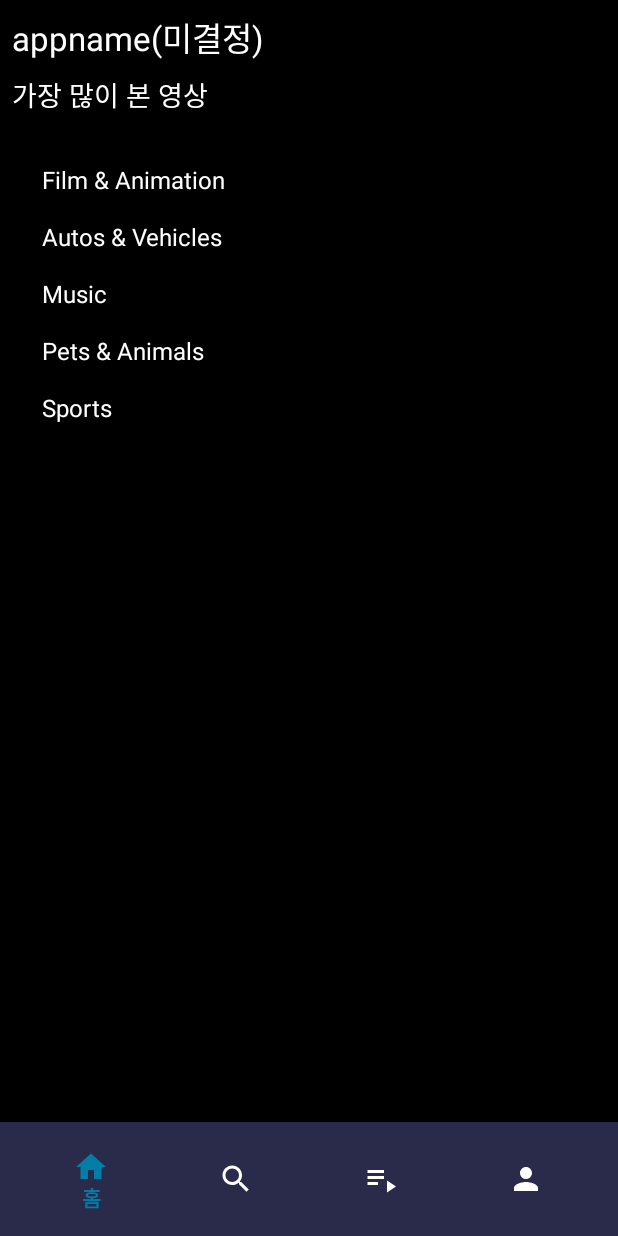
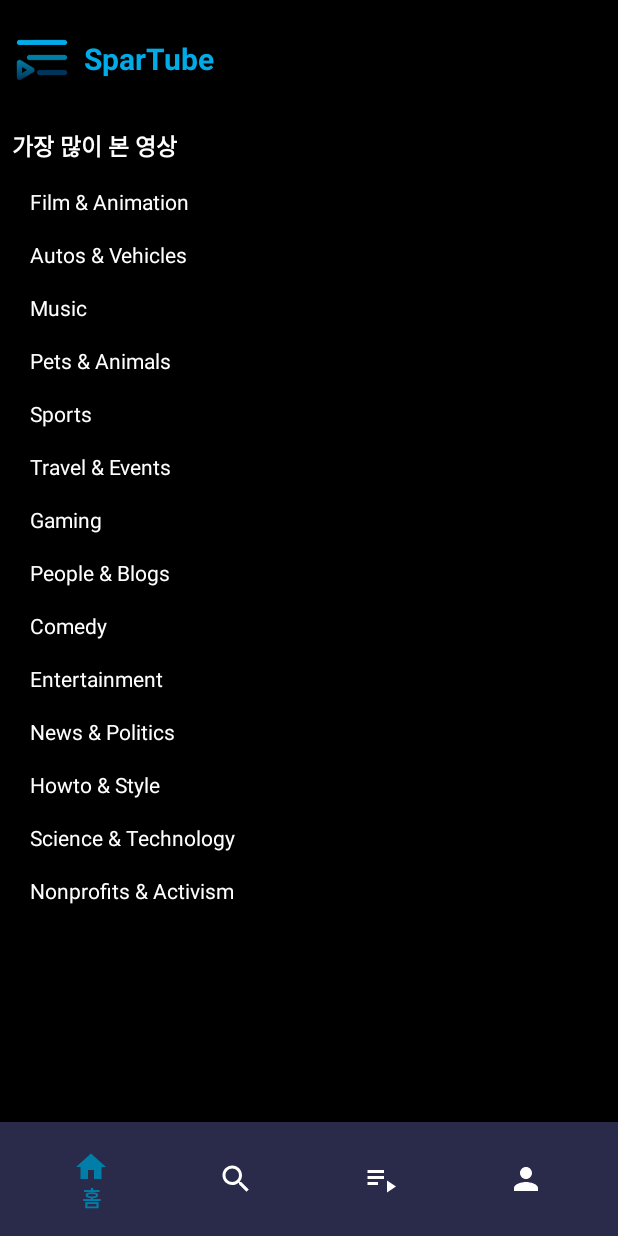
Before and after one commit to wjsghk7664/YoutubeProject, an Android app: the HomeFragment screen opened directly, with no data from a screen before it, after a tap on "Music", on a phone screen of 412 x 824 dp. Run offline under Robolectric (Android 15) with nearby library versions, the phone set to English and light mode, and no system bars; our stand-ins replace Dagger/Hilt's generated code; pictures from the network do not load; 4 statements that could not run were skipped.

Commit message:
feat. modfiy homefragment

```diff
--- a/app/src/main/java/com/example/youtubeproject/presentation/ui/fragment/HomeFragment.kt
+++ b/app/src/main/java/com/example/youtubeproject/presentation/ui/fragment/HomeFragment.kt
@@ -98,6 +98,15 @@ class HomeFragment : Fragment() {
             "10" to "Music",
             "15" to "Pets & Animals",
             "17" to "Sports",
+            "19" to "Travel & Events",
+            "20" to "Gaming",
+            "22" to "People & Blogs",
+            "23" to "Comedy",
+            "24" to "Entertainment",
+            "25" to "News & Politics",
+            "26" to "Howto & Style",
+            "28" to "Science & Technology",
+            "29" to "Nonprofits & Activism"
         )
 
         val categoryNames = categories.map { it.second }
@@ -110,8 +119,14 @@ class HomeFragment : Fragment() {
             binding.categorySpinner.setSelection(defaultPosition)
         }
 
-        binding.categorySpinner.onItemSelectedListener = object : AdapterView.OnItemSelectedListener {
-            override fun onItemSelected(parent: AdapterView<*>, view: View?, position: Int, id: Long) {
+        binding.categorySpinner.onItemSelectedListener =
+            object : AdapterView.OnItemSelectedListener {
+                override fun onItemSelected(
+                    parent: AdapterView<*>,
+                    view: View?,
+                    position: Int,
+                    id: Long
+                ) {
                     val categoryId = categories[position].first
                     homeViewModel.loadCategoryVideos(categoryId)
                 }
--- a/app/src/main/res/layout/fragment_home.xml
+++ b/app/src/main/res/layout/fragment_home.xml
@@ -7,56 +7,71 @@
     android:background="@android:color/black"
     tools:context=".presentation.ui.fragment.HomeFragment">
 
+
     <TextView
-        android:id="@+id/for_appname_space"
-        android:layout_width="wrap_content"
-        android:layout_height="wrap_content"
+        android:id="@+id/app_logo"
+        android:layout_width="40dp"
+        android:layout_height="40dp"
         android:layout_marginStart="8dp"
-        android:layout_marginTop="8dp"
-        android:text="appname(미결정)"
+        android:layout_marginTop="20dp"
+        android:background="@drawable/logo"
         android:textColor="@android:color/white"
         android:textSize="22sp"
         app:layout_constraintStart_toStartOf="parent"
         app:layout_constraintTop_toTopOf="parent" />
 
     <TextView
+        android:layout_width="wrap_content"
+        android:layout_height="wrap_content"
+        android:text="SparTube"
+        android:textSize="20sp"
+        android:textStyle="bold"
+        android:layout_marginStart="8dp"
+        android:layout_marginTop="25dp"
+
+        android:textColor="@color/button_unselected"
+        app:layout_constraintTop_toTopOf="parent"
+        app:layout_constraintStart_toEndOf="@id/app_logo"></TextView>
+
+
+    <TextView
         android:id="@+id/popular_videos"
         android:layout_width="wrap_content"
         android:layout_height="wrap_content"
         android:layout_marginStart="8dp"
-        android:layout_marginTop="8dp"
+        android:layout_marginTop="25dp"
         android:text="@string/popular_videos"
         android:textColor="@android:color/white"
-        android:textSize="18sp"
+        android:textSize="15sp"
+        android:textStyle="bold"
         app:layout_constraintStart_toStartOf="parent"
-        app:layout_constraintTop_toBottomOf="@id/for_appname_space" />
+        app:layout_constraintTop_toBottomOf="@id/app_logo" />
 
     <androidx.recyclerview.widget.RecyclerView
         android:id="@+id/popular_videos_recycler_view"
         android:layout_width="0dp"
         android:layout_height="wrap_content"
         android:clipToPadding="false"
-        android:padding="8dp"
         app:layout_constraintEnd_toEndOf="parent"
         app:layout_constraintStart_toStartOf="parent"
         app:layout_constraintTop_toBottomOf="@id/popular_videos" />
+
     <Spinner
         android:id="@+id/category_spinner"
         android:layout_width="wrap_content"
         android:layout_height="wrap_content"
-        android:layout_marginStart="8dp"
         android:layout_marginTop="8dp"
-
         android:spinnerMode="dropdown"
+        android:textStyle="bold"
         app:layout_constraintStart_toStartOf="parent"
         app:layout_constraintTop_toBottomOf="@id/popular_videos_recycler_view" />
 
     <androidx.recyclerview.widget.RecyclerView
+
         android:id="@+id/category_recycler_view"
         android:layout_width="0dp"
         android:layout_height="wrap_content"
         android:clipToPadding="false"
-        android:padding="8dp"
         app:layout_constraintEnd_toEndOf="parent"
         app:layout_constraintStart_toStartOf="parent"
         app:layout_constraintTop_toBottomOf="@id/category_spinner" />
@@ -66,10 +81,10 @@
         android:layout_width="wrap_content"
         android:layout_height="wrap_content"
         android:layout_marginStart="8dp"
-        android:layout_marginTop="8dp"
+        android:layout_marginTop="10dp"
         android:text="@string/channel_category"
         android:textColor="@android:color/white"
-        android:textSize="18sp"
+        android:textSize="15sp"
         app:layout_constraintStart_toStartOf="parent"
         app:layout_constraintTop_toBottomOf="@id/category_recycler_view" />
 
@@ -78,7 +93,8 @@
         android:layout_width="0dp"
         android:layout_height="wrap_content"
         android:clipToPadding="false"
-        android:padding="8dp"
+        android:textStyle="bold"
+
         app:layout_constraintBottom_toBottomOf="parent"
         app:layout_constraintEnd_toEndOf="parent"
         app:layout_constraintStart_toStartOf="parent"
--- a/app/src/main/res/layout/item_channel_category.xml
+++ b/app/src/main/res/layout/item_channel_category.xml
@@ -8,13 +8,13 @@
 
     <ImageView
         android:id="@+id/channel_image"
-        android:layout_width="140dp"
-        android:layout_height="100dp"
-        android:layout_marginBottom="4dp"
+        android:layout_width="160dp"
+        android:layout_height="120dp"
         android:scaleType="centerCrop" />
 
     <TextView
         android:id="@+id/channel_name"
+        android:layout_marginTop="3dp"
         android:layout_width="wrap_content"
         android:layout_height="wrap_content"
         android:textColor="@android:color/white"
--- a/app/src/main/res/layout/item_spinner.xml
+++ b/app/src/main/res/layout/item_spinner.xml
@@ -11,7 +11,7 @@
         android:layout_height="wrap_content"
         android:textColor="@android:color/white"
         android:paddingEnd="8dp"
-        android:textSize="16sp"
+        android:textSize="14sp"
         app:layout_constraintEnd_toStartOf="@+id/spinner_item_icon"
         app:layout_constraintStart_toStartOf="parent"
         app:layout_constraintTop_toTopOf="parent"
```
Also changed, not shown: app/src/main/java/com/example/youtubeproject/presentation/viewmodel/HomeViewModel.kt (+4 -4 lines), app/src/main/res/layout/item_category.xml (+5 -4 lines), app/src/main/res/layout/item_popular_video.xml (+7 -4 lines). Lines whose indentation alone changed are shown as unchanged.
